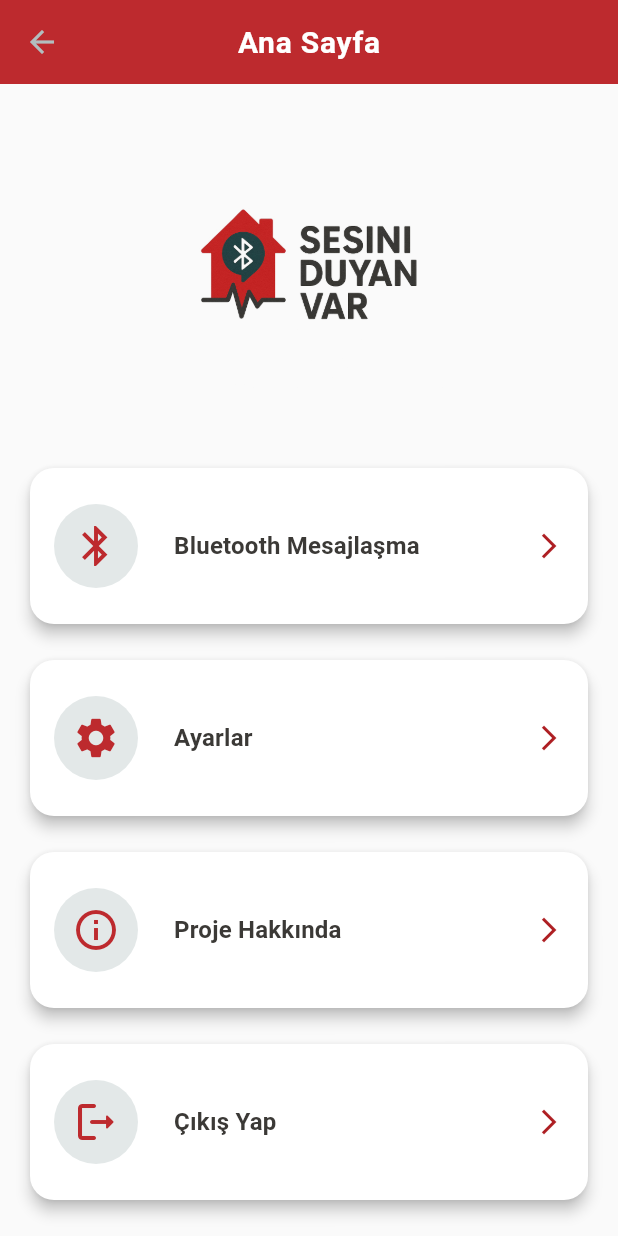
After one commit to saidberk27/sesini-duyan-var, a Flutter app: the HomePage screen opened by its route, on a phone screen of 412 x 824 dp. The commit adds this screen. Run offline on Flutter 3.47's test engine with Material 3 defaults, Android fonts, the phone set to English and light mode, and no system bars; our stand-ins replace firebase_auth, firebase_core; accounts and stored records are empty.

Commit message:
Home screen designs.

```diff
--- /dev/null
+++ b/lib/views/home_view.dart
@@ -0,0 +1,148 @@
+import 'package:flutter/material.dart';
+import 'package:sesini_duyan_var/theme/app_theme.dart';
+
+class HomePage extends StatelessWidget {
+  const HomePage({super.key});
+
+  @override
+  Widget build(BuildContext context) {
+    final theme = Theme.of(context);
+
+    return Scaffold(
+      appBar: AppBar(
+        title: const Text('Ana Sayfa'),
+        backgroundColor: theme.primaryColor,
+      ),
+      body: ListView(
+        padding: const EdgeInsets.all(16),
+        children: [
+  InkWell(
+    onTap: () {}, // Logo'ya tıklandığında bir işlem yapmak isterseniz buraya ekleyebilirsiniz
+    child: Container(
+      margin: const EdgeInsets.only(bottom: 24),
+      decoration: BoxDecoration(
+        color: AppTheme.secondaryColor.shade100,
+        borderRadius: BorderRadius.circular(12),
+
+      ),
+      child: Material(
+        color: theme.scaffoldBackgroundColor,
+        child: Ink(
+          decoration: BoxDecoration(
+            borderRadius: BorderRadius.circular(12),
+          ),
+          child: Container(
+            padding: const EdgeInsets.all(16),
+            child: Column(
+              children: [
+                Image.asset(
+                  'assets/images/logo0.png', // Logo path'ini kendi projenize göre güncelleyin
+                  height: 180,
+                  width: 180,
+                ),
+
+              ],
+            ),
+          ),
+        ),
+      ),
+    ),
+  ),
+  HomePageCard(
+    icon: Icons.bluetooth,
+    title: 'Bluetooth Mesajlaşma',
+    color: AppTheme.primaryColor,
+    backgroundColor: AppTheme.secondaryColor.shade100,
+    onTap: () {
+      Navigator.pushNamed(context, '/bluetooth');
+    },
+  ),
+  const SizedBox(height: 16),
+  HomePageCard(
+    icon: Icons.settings,
+    title: 'Ayarlar',
+    color: AppTheme.primaryColor,
+    backgroundColor: AppTheme.secondaryColor.shade100,
+    onTap: () {
+      Navigator.pushNamed(context, '/settings');
+    },
+  ),
+  const SizedBox(height: 16),
+  HomePageCard(
+    icon: Icons.info_outline,
+    title: 'Proje Hakkında',
+    color: AppTheme.primaryColor,
+    backgroundColor: AppTheme.secondaryColor.shade100,
+    onTap: () {
+      Navigator.pushNamed(context, '/about');
+    },
+  ),
+  const SizedBox(height: 16),
+    HomePageCard(
+    icon: Icons.logout_rounded,
+    title: 'Çıkış Yap',
+    color: AppTheme.primaryColor,
+    backgroundColor: AppTheme.secondaryColor.shade100,
+    onTap: () {
+      Navigator.pushNamed(context, '/');
+    },
+  ),
+
+],
+      ),
+    );
+  }
+}
+
+class HomePageCard extends StatelessWidget {
+  final IconData icon;
+  final String title;
+  final Color color;
+  final Color backgroundColor;
+  final VoidCallback onTap;
+
+  const HomePageCard({
+    super.key,
+    required this.icon,
+    required this.title,
+    required this.backgroundColor,
+    required this.color,
+    required this.onTap,
+  });
+
+  @override
+  Widget build(BuildContext context) {
+    final theme = Theme.of(context);
+
+    return Card(
+      elevation: 4,
+      shape: RoundedRectangleBorder(borderRadius: BorderRadius.circular(16)),
+      child: InkWell(
+        borderRadius: BorderRadius.circular(16),
+        onTap: onTap,
+        child: Padding(
+          padding: const EdgeInsets.symmetric(vertical: 24, horizontal: 16),
+          child: Row(
+            children: [
+              CircleAvatar(
+               backgroundColor: backgroundColor,
+                radius: 28,
+                child: Icon(icon, color: color, size: 32),
+              ),
+              const SizedBox(width: 24),
+              Text(
+                title,
+                style: theme.textTheme.titleMedium?.copyWith(
+                  color: theme.textTheme.bodyLarge?.color,
+                  fontWeight: FontWeight.w600,
+                ),
+              ),
+              const Spacer(),
+              Icon(Icons.arrow_forward_ios, color: theme.primaryColorDark, size: 20),
+            ],
+          ),
+        ),
+      ),
+    );
+  }
+}
--- a/pubspec.yaml
+++ b/pubspec.yaml
@@ -36,6 +36,7 @@ dependencies:
   cupertino_icons: ^1.0.8
   firebase_core: ^3.13.0
   provider: ^6.1.4
+  firebase_auth: ^5.5.3
 
 dev_dependencies:
   flutter_test:
@@ -60,7 +61,8 @@ flutter:
   uses-material-design: true
 
   # To add assets to your application, add an assets section, like this:
-  # assets:
+  assets:
+    - assets/images/logo0.png
   #   - images/a_dot_burr.jpeg
   #   - images/a_dot_ham.jpeg
 
```
Also changed, not shown: lib/main.dart (+10 -88 lines), lib/services/auth_service.dart (+107 -5 lines), lib/viewmodels/login_view_model.dart (+23 -4 lines), lib/views/about_view.dart (added, +14 -0 lines), lib/views/bluetooth_view.dart (added, +14 -0 lines), lib/views/login_view.dart (+14 -24 lines), lib/views/settings_view.dart (added, +14 -0 lines), assets/images/logo0.png (added), pubspec.lock, 4 other files.
